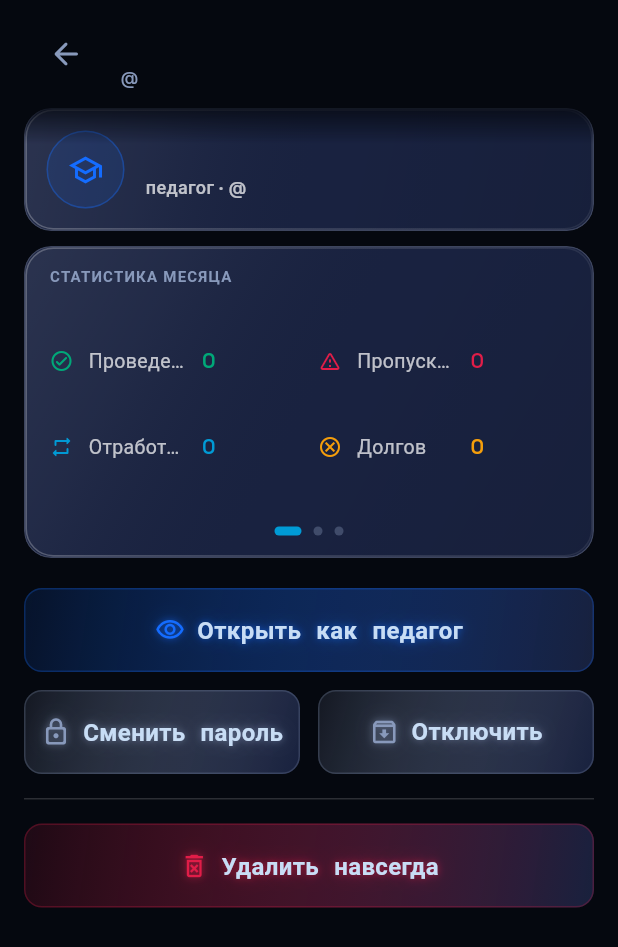
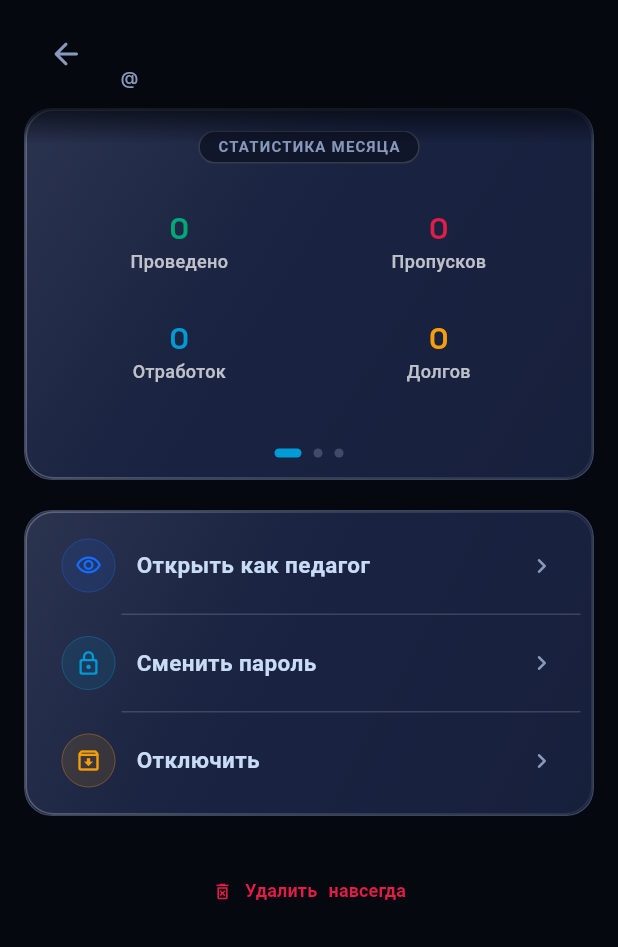
Before and after one commit to Poplol907/tg-playroll-bot, a Flutter app: the _TeacherProfileScreen screen opened directly with empty values, on a phone screen of 412 x 824 dp. Shown: the top 947 px of the screen. Run offline on Flutter 3.47's test engine with Material 3 defaults, Android fonts, the phone set to English and light mode, and no system bars; our stand-ins replace dio, flutter_animate, flutter_riverpod, flutter_secure_storage, go_router, share_plus and 1 more; accounts and stored records are empty; network calls fail; project files that could hold a hidden picture were left out.

Commit message:
fix+polish: свайп-рисование, профиль педагога v2, blur-залипание, view-as выход
- Сетка: рисование обычным проведением пальца (pan, DragStartBehavior.down
  — первый слот от точки касания), автоскролл у краёв вьюпорта, скролл-жест
  в режиме кисти отдан рисованию; тест свайпа 3 слотов одним движением
- Профиль педагога: identity-карточка с дублем имени удалена; кнопки —
  одна карточка-список ActionRow (primary/info/warning) + тихая текстовая
  «Удалить навсегда» в самом низу; статы крупнее (высота 200), категории
  в пилюлях с границей, значения по центру, у выплат — кольцо прогресса
- Главная болячка: blur/затемнение висело до тапа после закрытия шитов на
  вложенном навигаторе (мимо RepaintPulseObserver) — showFrostedSheet/
  Dialog теперь пульсируют RepaintPulse по завершении роута
- Выход из view-as: круглая жёлтая logout-кнопка (вместо пилюли с именем)
  + принудительная нормализация bottomBar/topIsland — бар больше не
  пропадает у админа после выхода
- Модалка ученика: useSafeArea:false — «отрезанная» полоса статус-бара
  над month island исчезла, блюр до физического края

Co-Authored-By: claude-flow <ruv@ruv.net>

```diff
--- a/mobile/lib/features/admin/presentation/screens/admin_screen.dart
+++ b/mobile/lib/features/admin/presentation/screens/admin_screen.dart
@@ -1,3 +1,5 @@
+import 'dart:math' as math;
+
 import 'package:flutter/material.dart';
 import 'package:flutter/services.dart';
 import 'package:flutter_riverpod/flutter_riverpod.dart';
@@ -19,7 +21,6 @@ import '../../../../shared/widgets/nebula_surface.dart';
 import '../../../../shared/widgets/nebula_text_button.dart';
 import '../../../../shared/widgets/orbit_loader.dart';
 import '../../../../shared/widgets/space_page_transition.dart';
-import '../../../../shared/widgets/stellar_button.dart';
 import '../../../../shared/widgets/app_safe_layout.dart';
 import '../../../../shared/widgets/app_screen_header.dart';
 import '../../../../core/platform/app_platform.dart';
@@ -333,7 +334,6 @@ class _TeacherProfileScreen extends ConsumerWidget {
     final s = stats;
     final tokens = Theme.of(context).extension<CosmoThemeTokens>() ??
         CosmoThemeTokens.darkInternals;
-    final type = NebulaTypography.of(context);
 
     return Scaffold(
       backgroundColor: Colors.transparent,
@@ -367,59 +367,31 @@ class _TeacherProfileScreen extends ConsumerWidget {
                     child: Column(
                       crossAxisAlignment: CrossAxisAlignment.start,
                       children: [
-                        // ── Identity card ──
-                        NebulaSurface(
-                          dense: true,
-                          radiusRole: NebulaRadiusRole.card,
-                          padding: const EdgeInsets.all(14),
-                          child: Row(
-                            children: [
-                              Container(
-                                width: 52,
-                                height: 52,
-                                decoration: BoxDecoration(
-                                  color: NebulaColors.stellarBlue
-                                      .withValues(alpha: NebulaAlpha.surface),
-                                  shape: BoxShape.circle,
-                                  border: Border.all(
-                                      color: NebulaColors.stellarBlue
-                                          .withValues(
-                                              alpha: NebulaAlpha.accent)),
-                                ),
-                                child: const Icon(Icons.school_outlined,
-                                    color: NebulaColors.stellarBlue, size: 24),
-                              ),
-                              const SizedBox(width: 14),
-                              Expanded(
-                                child: Column(
-                                  crossAxisAlignment: CrossAxisAlignment.start,
-                                  children: [
-                                    Text(user.displayName,
-                                        style: type.titleL.copyWith(
-                                            color: tokens.primaryText)),
-                                    Text('педагог · @${user.login}',
-                                        style: type.labelM.copyWith(
-                                            color: tokens.secondaryText)),
-                                  ],
-                                ),
-                              ),
-                            ],
-                          ),
-                        ),
-                        const SizedBox(height: 10),
+                        // Имя уже в шапке экрана — дублирующей identity-
+                        // карточки больше нет, профиль начинается со статы.
 
                         // ── Combined stats tile: месяц · выплаты · ставка ──
                         _TeacherStatsPager(user: user, stats: s),
                         const SizedBox(height: NebulaTokens.sp20),
 
-                        // ── Primary action: view as teacher ──
-                        StellarButton(
+                        // ── Actions: одна лаконичная карточка-список ──
+                        NebulaSurface(
+                          dense: true,
+                          radiusRole: NebulaRadiusRole.card,
+                          padding: const EdgeInsets.symmetric(
+                              horizontal: NebulaTokens.sp8,
+                              vertical: NebulaTokens.sp4),
+                          child: Column(
+                            children: [
+                              ActionRow(
+                                icon: Icons.visibility_outlined,
                                 label: 'Открыть как педагог',
-                          icon: Icons.visibility_outlined,
-                          onPressed: () {
+                                intent: SemanticIntent.primary,
+                                onTap: () {
                                   final router = GoRouter.of(context);
-                            ref.read(viewAsTeacherProvider.notifier).state =
-                                ViewAsTeacher(
+                                  ref
+                                      .read(viewAsTeacherProvider.notifier)
+                                      .state = ViewAsTeacher(
                                     id: user.id,
                                     displayName: user.displayName,
                                   );
@@ -430,49 +402,44 @@ class _TeacherProfileScreen extends ConsumerWidget {
                                   router.go('/calendar');
                                 },
                               ),
-                        const SizedBox(height: NebulaTokens.sp12),
-
-                        // ── Secondary actions ──
-                        Row(
-                          children: [
-                            Expanded(
-                              child: StellarButton(
+                              Divider(
+                                  height: 1,
+                                  indent: 56,
+                                  color: tokens.surfaceBorder),
+                              ActionRow(
+                                icon: Icons.lock_outline_rounded,
                                 label: 'Сменить пароль',
-                                icon: Icons.lock_outline_rounded,
-                                color: tokens.mutedText,
-                                onPressed: () async {
+                                intent: SemanticIntent.info,
+                                onTap: () async {
                                   final ok = await SetPasswordSheet.show(
                                       context, user);
                                   if (ok) onUpdated();
                                 },
                               ),
-                            ),
-                            const SizedBox(width: NebulaTokens.sp12),
-                            Expanded(
-                              child: StellarButton(
+                              Divider(
+                                  height: 1,
+                                  indent: 56,
+                                  color: tokens.surfaceBorder),
+                              ActionRow(
+                                icon: Icons.archive_outlined,
                                 label: 'Отключить',
-                                icon: Icons.archive_outlined,
-                                color: tokens.mutedText,
-                                onPressed: () =>
-                                    _confirmAndDisable(context, ref),
-                              ),
+                                intent: SemanticIntent.warning,
+                                onTap: () => _confirmAndDisable(context, ref),
                               ),
                             ],
                           ),
-                        const SizedBox(height: NebulaTokens.sp16),
+                        ),
+                        const SizedBox(height: NebulaTokens.sp32),
 
-                        Divider(
-                            height: 1,
-                            thickness: 1,
-                            color: tokens.surfaceBorder),
-                        const SizedBox(height: NebulaTokens.sp16),
-
-                        // ── Destructive: permanent delete ──
-                        StellarButton(
+                        // ── Destructive: тихая текстовая кнопка в самом низу ──
+                        Center(
+                          child: NebulaTextButton(
                             label: 'Удалить навсегда',
                             icon: Icons.delete_forever_outlined,
                             color: tokens.error,
+                            compact: true,
                             onPressed: () => _confirmAndDelete(context, ref),
+                          ),
                         ),
                       ],
                     ),
@@ -579,8 +546,8 @@ class _TeacherStatsPagerState extends ConsumerState<_TeacherStatsPager> {
   static const int _pageCount = 3;
 
   /// Fixed page height keeps the tile stable while pages swap; sized to the
-  /// tallest page (payouts: three rows + inline action).
-  static const double _pageHeight = 160;
+  /// tallest page (payouts: ring + rows + inline action).
+  static const double _pageHeight = 200;
 
   final PageController _controller = PageController();
   int _page = 0;
@@ -679,30 +646,24 @@ class _MonthStatsPage extends StatelessWidget {
   Widget build(BuildContext context) {
     final tokens = Theme.of(context).extension<CosmoThemeTokens>() ??
         CosmoThemeTokens.darkInternals;
-    final type = NebulaTypography.of(context);
     final s = stats;
     return Column(
-      crossAxisAlignment: CrossAxisAlignment.start,
+      crossAxisAlignment: CrossAxisAlignment.stretch,
       children: [
-        Text('СТАТИСТИКА МЕСЯЦА',
-            style: type.overline.copyWith(color: tokens.mutedText)),
-        const SizedBox(height: NebulaTokens.sp8),
+        const Center(child: _CategoryTag('СТАТИСТИКА МЕСЯЦА')),
         Expanded(
           child: Column(
             mainAxisAlignment: MainAxisAlignment.spaceEvenly,
             children: [
               Row(children: [
                 Expanded(
-                    child: _DialogStatRow(
-                  icon: Icons.check_circle_outline_rounded,
+                    child: _BigStat(
                   label: 'Проведено',
                   value: '${s?.lessonsDone ?? 0}',
                   color: tokens.success,
                 )),
-                const SizedBox(width: NebulaTokens.sp12),
                 Expanded(
-                    child: _DialogStatRow(
-                  icon: Icons.warning_amber_rounded,
+                    child: _BigStat(
                   label: 'Пропусков',
                   value: '${s?.lessonsMissed ?? 0}',
                   color: tokens.error,
@@ -710,16 +671,13 @@ class _MonthStatsPage extends StatelessWidget {
               ]),
               Row(children: [
                 Expanded(
-                    child: _DialogStatRow(
-                  icon: Icons.repeat_rounded,
+                    child: _BigStat(
                   label: 'Отработок',
                   value: '${s?.lessonsCancelledMakeup ?? 0}',
                   color: tokens.focusAccent,
                 )),
-                const SizedBox(width: NebulaTokens.sp12),
                 Expanded(
-                    child: _DialogStatRow(
-                  icon: Icons.cancel_outlined,
+                    child: _BigStat(
                   label: 'Долгов',
                   value: '${s?.lessonsDebt ?? 0}',
                   color: tokens.warning,
@@ -748,9 +706,11 @@ class _PayoutPage extends ConsumerWidget {
     final paidAsync =
         ref.watch(teacherPaidProvider((teacherId: user.id, monthYear: month)));
     final owed = stats?.totalAmount ?? 0;
+    final paid = paidAsync.valueOrNull;
+    final frac =
+        owed <= 0 ? 0.0 : ((paid ?? 0) / owed).clamp(0.0, 1.0).toDouble();
 
     Future<void> markPayout() async {
-      final paid = paidAsync.valueOrNull;
       final suggested =
           paid == null ? owed : (owed - paid).clamp(0, owed).toInt();
       final ok = await AddPayoutSheet.show(context, user.id, month, suggested);
@@ -761,13 +721,40 @@ class _PayoutPage extends ConsumerWidget {
     }
 
     return Column(
-      crossAxisAlignment: CrossAxisAlignment.start,
+      crossAxisAlignment: CrossAxisAlignment.stretch,
       children: [
-        Text('ВЫПЛАТЫ ЗА МЕСЯЦ',
-            style: type.overline.copyWith(color: tokens.mutedText)),
-        const SizedBox(height: NebulaTokens.sp8),
-        _PayoutRow(
-          icon: Icons.payments_outlined,
+        const Center(child: _CategoryTag('ВЫПЛАТЫ ЗА МЕСЯЦ')),
+        const SizedBox(height: NebulaTokens.sp12),
+        Expanded(
+          child: Row(
+            children: [
+              // Кольцо прогресса — сколько от «к выплате» уже закрыто.
+              SizedBox(
+                width: 96,
+                height: 96,
+                child: CustomPaint(
+                  painter: _PayoutRingPainter(
+                    fraction: frac,
+                    track: tokens.surfaceBorder,
+                    fill: tokens.success,
+                  ),
+                  child: Center(
+                    child: Text(
+                      paid == null ? '…' : '${(frac * 100).round()}%',
+                      style: type.titleM.copyWith(
+                        color: tokens.primaryText,
+                        fontWeight: FontWeight.w700,
+                      ),
+                    ),
+                  ),
+                ),
+              ),
+              const SizedBox(width: NebulaTokens.sp16),
+              Expanded(
+                child: Column(
+                  mainAxisAlignment: MainAxisAlignment.center,
+                  children: [
+                    _MiniPayoutRow(
                       label: 'К выплате',
                       value: Money.format(owed),
                       color: tokens.success,
@@ -777,33 +764,37 @@ class _PayoutPage extends ConsumerWidget {
                       skipLoadingOnRefresh: false,
                       data: (paidValue) => Column(
                         children: [
-              _PayoutRow(
-                icon: Icons.check_circle_outline_rounded,
+                          _MiniPayoutRow(
                             label: 'Выплачено',
                             value: Money.format(paidValue),
                             color: tokens.primaryText,
                           ),
                           const SizedBox(height: NebulaTokens.sp8),
-              _PayoutRow(
-                icon: Icons.hourglass_bottom_rounded,
+                          _MiniPayoutRow(
                             label: 'Осталось',
-                value: Money.format((owed - paidValue).clamp(0, owed)),
+                            value:
+                                Money.format((owed - paidValue).clamp(0, owed)),
                             color: tokens.warning,
                           ),
                         ],
                       ),
                       loading: () => const Padding(
-            padding: EdgeInsets.symmetric(vertical: NebulaTokens.sp8),
+                        padding:
+                            EdgeInsets.symmetric(vertical: NebulaTokens.sp8),
                         child: OrbitLoader(size: 18),
                       ),
-          error: (_, __) => _PayoutRow(
-            icon: Icons.error_outline_rounded,
+                      error: (_, __) => _MiniPayoutRow(
                         label: 'Выплачено',
                         value: '—',
                         color: tokens.mutedText,
                       ),
                     ),
-        const Spacer(),
+                  ],
+                ),
+              ),
+            ],
+          ),
+        ),
         Align(
           alignment: Alignment.centerRight,
           child: NebulaTextButton(
@@ -831,11 +822,14 @@ class _RatePage extends ConsumerWidget {
     final rateAsync = ref.watch(teacherDefaultRateProvider(user.id));
 
     return Column(
-      crossAxisAlignment: CrossAxisAlignment.start,
+      crossAxisAlignment: CrossAxisAlignment.stretch,
       children: [
-        Text('СТАВКА ЗА УРОК',
-            style: type.overline.copyWith(color: tokens.mutedText)),
-        const SizedBox(height: NebulaTokens.sp8),
+        const Center(child: _CategoryTag('СТАВКА ЗА УРОК')),
+        Expanded(
+          child: Center(
+            child: Column(
+              mainAxisSize: MainAxisSize.min,
+              children: [
                 rateAsync.when(
                   skipLoadingOnRefresh: false,
                   data: (rate) => Text(
@@ -848,13 +842,17 @@ class _RatePage extends ConsumerWidget {
                     padding: EdgeInsets.symmetric(vertical: NebulaTokens.sp8),
                     child: OrbitLoader(size: 18),
                   ),
-          error: (_, __) =>
-              Text('—', style: type.displayM.copyWith(color: tokens.mutedText)),
+                  error: (_, __) => Text('—',
+                      style: type.displayM.copyWith(color: tokens.mutedText)),
                 ),
                 const SizedBox(height: NebulaTokens.sp4),
                 Text('начисляется за каждый проведённый урок',
+                    textAlign: TextAlign.center,
                     style: type.bodyS.copyWith(color: tokens.secondaryText)),
-        const Spacer(),
+              ],
+            ),
+          ),
+        ),
         Align(
           alignment: Alignment.centerRight,
           child: NebulaTextButton(
@@ -874,14 +872,74 @@ class _RatePage extends ConsumerWidget {
   }
 }
 
-class _PayoutRow extends StatelessWidget {
-  final IconData icon;
+/// Подпись категории страницы — «пилюля» с тонкой границей, по центру тайла.
+class _CategoryTag extends StatelessWidget {
+  final String text;
+
+  const _CategoryTag(this.text);
+
+  @override
+  Widget build(BuildContext context) {
+    final tokens = Theme.of(context).extension<CosmoThemeTokens>() ??
+        CosmoThemeTokens.darkInternals;
+    final type = NebulaTypography.of(context);
+    return Container(
+      padding: const EdgeInsets.symmetric(
+        horizontal: NebulaTokens.sp12,
+        vertical: NebulaTokens.sp4,
+      ),
+      decoration: BoxDecoration(
+        color: tokens.surface,
+        borderRadius: NebulaRadii.pillBorder,
+        border: Border.all(color: tokens.surfaceBorder),
+      ),
+      child: Text(text, style: type.overline.copyWith(color: tokens.mutedText)),
+    );
+  }
+}
+
+/// Крупная центрированная метрика месяца: значение сверху, подпись снизу.
+class _BigStat extends StatelessWidget {
   final String label;
   final String value;
   final Color color;
 
-  const _PayoutRow({
-    required this.icon,
+  const _BigStat({
+    required this.label,
+    required this.value,
+    required this.color,
+  });
+
+  @override
+  Widget build(BuildContext context) {
+    final tokens = Theme.of(context).extension<CosmoThemeTokens>() ??
+        CosmoThemeTokens.darkInternals;
+    final type = NebulaTypography.of(context);
+    return Center(
+      child: Column(
+        mainAxisSize: MainAxisSize.min,
+        children: [
+          Text(
+            value,
+            style: type.titleL.copyWith(
+              color: color,
+              fontWeight: FontWeight.w700,
+            ),
+          ),
+          const SizedBox(height: NebulaTokens.sp2),
+          Text(label, style: type.labelM.copyWith(color: tokens.secondaryText)),
+        ],
+      ),
+    );
+  }
+}
+
+class _MiniPayoutRow extends StatelessWidget {
+  final String label;
+  final String value;
+  final Color color;
+
+  const _MiniPayoutRow({
     required this.label,
     required this.value,
     required this.color,
@@ -894,13 +952,11 @@ class _PayoutRow extends StatelessWidget {
     final type = NebulaTypography.of(context);
     return Row(
       children: [
-        Icon(icon, color: color, size: 18),
-        const SizedBox(width: 10),
         Expanded(
           child: Text(label,
-              style: type.bodyM.copyWith(color: tokens.secondaryText)),
+              style: type.bodyS.copyWith(color: tokens.secondaryText)),
         ),
-        const SizedBox(width: 10),
+        const SizedBox(width: NebulaTokens.sp8),
         Flexible(
           child: FittedBox(
             fit: BoxFit.scaleDown,
@@ -908,7 +964,7 @@ class _PayoutRow extends StatelessWidget {
             child: Text(
               value,
               maxLines: 1,
-              style: type.titleM.copyWith(
+              style: type.titleS.copyWith(
                 color: color,
                 fontWeight: FontWeight.w700,
               ),
@@ -920,55 +976,51 @@ class _PayoutRow extends StatelessWidget {
   }
 }
 
-class _DialogStatRow extends StatelessWidget {
-  final IconData icon;
-  final String label;
-  final String value;
-  final Color color;
+/// Кольцо прогресса выплат: тонкий трек + скруглённая дуга с мягким гало.
+class _PayoutRingPainter extends CustomPainter {
+  final double fraction;
+  final Color track;
+  final Color fill;
 
-  const _DialogStatRow({
-    required this.icon,
-    required this.label,
-    required this.value,
-    required this.color,
+  const _PayoutRingPainter({
+    required this.fraction,
+    required this.track,
+    required this.fill,
   });
 
   @override
-  Widget build(BuildContext context) {
-    final tokens = Theme.of(context).extension<CosmoThemeTokens>() ??
-        CosmoThemeTokens.darkInternals;
-    final type = NebulaTypography.of(context);
-    return Padding(
-      padding: const EdgeInsets.symmetric(vertical: 6),
-      child: Row(
-        children: [
-          Icon(icon, color: color, size: 16),
-          const SizedBox(width: 10),
-          Expanded(
-            child: Text(
-              label,
-              maxLines: 1,
-              overflow: TextOverflow.ellipsis,
-              style: type.bodyS.copyWith(color: tokens.secondaryText),
-            ),
-          ),
-          const SizedBox(width: 10),
-          Flexible(
-            child: FittedBox(
-              fit: BoxFit.scaleDown,
-              alignment: Alignment.centerRight,
-              child: Text(
-                value,
-                maxLines: 1,
-                style: type.bodyM.copyWith(
-                  color: color,
-                  fontWeight: FontWeight.w600,
-                ),
-              ),
-            ),
-          ),
-        ],
-      ),
-    );
+  void paint(Canvas canvas, Size size) {
+    final center = size.center(Offset.zero);
+    final radius = size.shortestSide / 2 - 6;
+    final rect = Rect.fromCircle(center: center, radius: radius);
+    const stroke = 9.0;
+
+    final trackPaint = Paint()
+      ..style = PaintingStyle.stroke
+      ..strokeWidth = stroke
+      ..color = track;
+    canvas.drawArc(rect, 0, math.pi * 2, false, trackPaint);
+
+    if (fraction <= 0) return;
+    final sweep = math.pi * 2 * fraction;
+    final glowPaint = Paint()
+      ..style = PaintingStyle.stroke
+      ..strokeWidth = stroke + 6
+      ..strokeCap = StrokeCap.round
+      ..color = fill.withValues(alpha: NebulaAlpha.subtle)
+      ..maskFilter = const MaskFilter.blur(BlurStyle.normal, 6);
+    final fillPaint = Paint()
+      ..style = PaintingStyle.stroke
+      ..strokeWidth = stroke
+      ..strokeCap = StrokeCap.round
+      ..color = fill;
+    canvas.drawArc(rect, -math.pi / 2, sweep, false, glowPaint);
+    canvas.drawArc(rect, -math.pi / 2, sweep, false, fillPaint);
   }
+
+  @override
+  bool shouldRepaint(_PayoutRingPainter oldDelegate) =>
+      oldDelegate.fraction != fraction ||
+      oldDelegate.track != track ||
+      oldDelegate.fill != fill;
 }
--- a/mobile/lib/features/students/presentation/widgets/student_detail_sheet.dart
+++ b/mobile/lib/features/students/presentation/widgets/student_detail_sheet.dart
@@ -39,7 +39,11 @@ class StudentDetailSheet extends ConsumerStatefulWidget {
       return showFrostedSheet(
         context: context,
         isScrollControlled: true,
-        useSafeArea: true,
+        // БЕЗ useSafeArea: обёртка SafeArea оставляла над шитом «отрезанный»
+        // прямоугольник высотой статус-бара поверх month island. Высоту
+        // ограничивает сам DraggableScrollableSheet, а барьер-блюр теперь
+        // доходит до физического края экрана.
+        useSafeArea: false,
         // enableDrag:false — Flutter's built-in drag conflicts with our custom
         // spring dismiss and leaves the barrier stuck mid-fade ("dark overlay
         // until tap"). We drive the drag ourselves and pop in _onDragEnd.
```
Also changed, not shown: mobile/lib/features/admin/presentation/widgets/view_as_banner.dart (+16 -28 lines), mobile/lib/features/rooms/presentation/screens/room_schedule_screen.dart (+47 -5 lines), mobile/lib/shared/widgets/frosted_sheet.dart (+12 -2 lines), 3 other files. Lines whose indentation alone changed are shown as unchanged.
